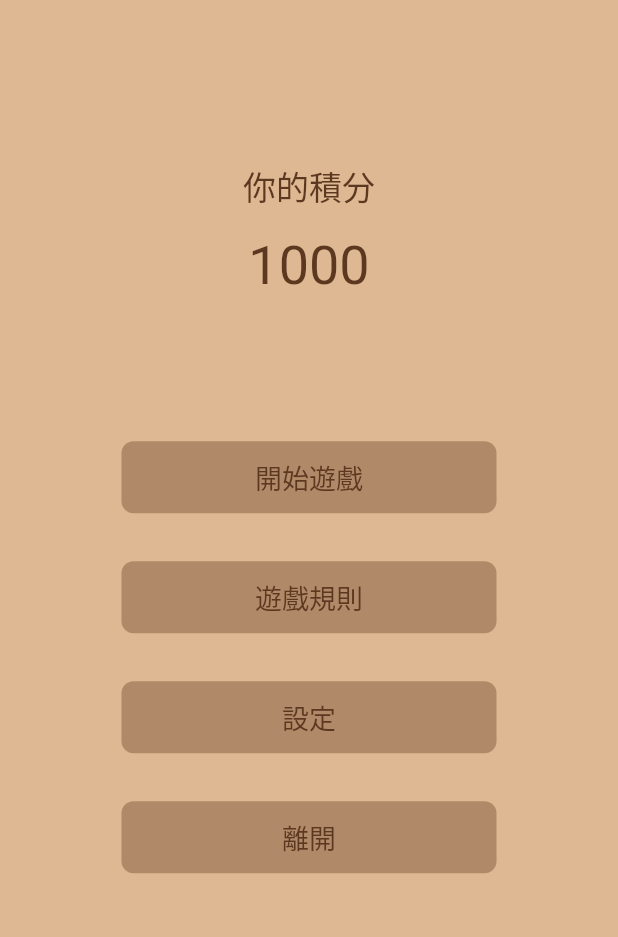
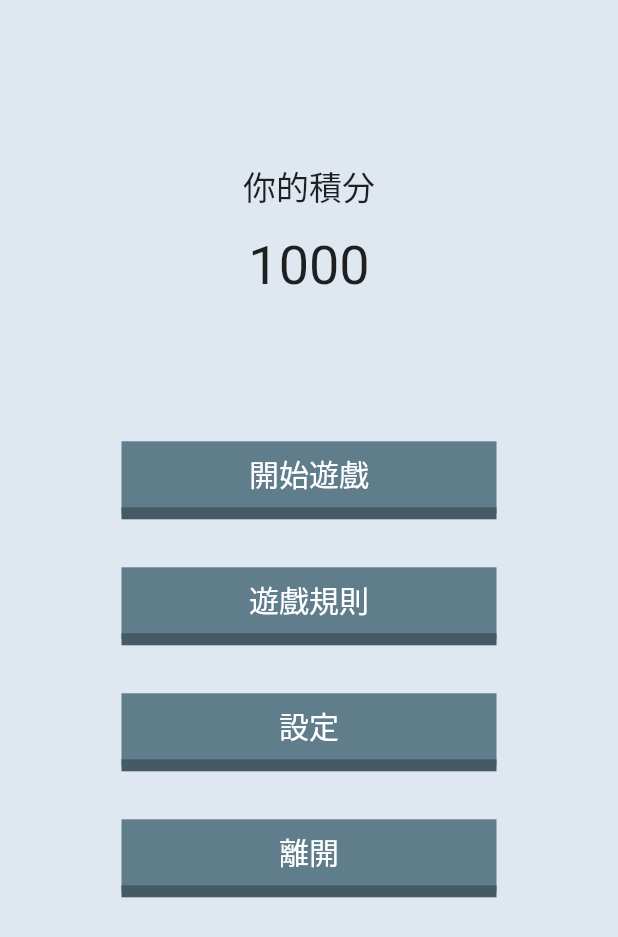
Before and after one commit to JohnsonHuang555/schrodinger-s_box, a Flutter app: the screen it shows after launch, after a tap on "TAP TO PLAY", on a phone screen of 412 x 824 dp. Shown: the top 937 px of the screen. Run offline on Flutter 3.47's test engine with Material 2 defaults, Android fonts, the phone set to English and light mode, and no system bars; our stand-ins replace audioplayers, firebase_core, firebase_crashlytics, flutter_staggered_animations, go_router, google_mobile_ads and 2 more; missing offline and left inert: function_tree, games_services; accounts and stored records are empty.

Commit message:
add fancy button ui

```diff
--- a/lib/main.dart
+++ b/lib/main.dart
@@ -251,17 +251,17 @@ class MyApp extends StatelessWidget {
           return MaterialApp.router(
             debugShowCheckedModeBanner: false,
             title: 'Flutter Demo',
-            theme: ThemeData.from(
-              colorScheme: ColorScheme.fromSeed(
-                seedColor: palette.darkPen,
-                background: palette.backgroundMain,
-              ),
-              textTheme: TextTheme(
-                bodyMedium: TextStyle(
-                  color: palette.text,
-                ),
-              ),
-            ),
+            // theme: ThemeData.from(
+            //   colorScheme: ColorScheme.fromSeed(
+            //     seedColor: palette.darkPen,
+            //     background: palette.backgroundMain,
+            //   ),
+            //   textTheme: TextTheme(
+            //     bodyMedium: TextStyle(
+            //       color: palette.text,
+            //     ),
+            //   ),
+            // ),
             routeInformationProvider: _router.routeInformationProvider,
             routeInformationParser: _router.routeInformationParser,
             routerDelegate: _router.routerDelegate,
--- a/lib/src/components/custom_button.dart
+++ /dev/null
@@ -1,68 +0,0 @@
-import 'package:flutter/material.dart';
-import 'package:provider/provider.dart';
-import '../style/palette.dart';
-
-class CustomButton extends StatelessWidget {
-  final String title;
-  final VoidCallback onTap;
-
-  const CustomButton({super.key, required this.title, required this.onTap});
-
-  @override
-  Widget build(BuildContext context) {
-    final palette = context.watch<Palette>();
-
-    return Container(
-      decoration: BoxDecoration(
-        color: palette.secondary,
-        borderRadius: BorderRadius.circular(8.0),
-        // boxShadow: const [
-        //   BoxShadow(
-        //     color: Colors.grey,
-        //     offset: Offset(1.0, 2.0),
-        //     blurRadius: 8.0,
-        //     spreadRadius: 2.0,
-        //   )
-        // ],
-      ),
-      child: SizedBox(
-        height: 48,
-        child: Stack(
-          children: [
-            Row(
-              children: [
-                // Container(
-                //   width: 48.0,
-                //   height: 48.0,
-                //   alignment: Alignment.centerLeft,
-                //   decoration: BoxDecoration(
-                //     color: Colors.deepPurple,
-                //     borderRadius: BorderRadius.circular(8),
-                //   ),
-                //   child: const Center(
-                //     child: Icon(Icons.settings, color: Colors.white),
-                //   ),
-                // ),
-                Expanded(
-                  child: Center(
-                    child: Text(
-                      title,
-                      style: TextStyle(fontSize: 18),
-                    ),
-                  ),
-                ),
-              ],
-            ),
-            Material(
-              type: MaterialType.transparency,
-              child: InkWell(
-                onTap: onTap,
-                borderRadius: BorderRadius.circular(8.0),
-              ),
-            ),
-          ],
-        ),
-      ),
-    );
-  }
-}
--- /dev/null
+++ b/lib/src/components/fancy_button.dart
@@ -0,0 +1,172 @@
+import 'package:flutter/material.dart';
+
+/// Creates a simple flat 3d button with a click animation.
+class FancyButton extends StatefulWidget {
+  const FancyButton({
+    super.key,
+    required this.onPressed,
+    required this.child,
+    this.color,
+    this.padding = const EdgeInsets.symmetric(horizontal: 14.0, vertical: 7.0),
+    this.elevation = 5.0,
+    this.clickDuration = const Duration(milliseconds: 150),
+    this.mouseCursor = SystemMouseCursors.click,
+  });
+
+  /// Callback to execute when the flat button is pressed.
+  final void Function() onPressed;
+
+  /// Padding elements inside the flat button.
+  ///
+  /// Defaults to 7.0 vertically and 14.0 horizontally
+  final EdgeInsetsGeometry padding;
+
+  /// Color of the flat button, bottom color is derived from the given color as the shade700
+  ///
+  /// Defaults to the current [Theme.of(context).colorScheme.primary] color.
+  final MaterialColor? color;
+
+  /// Elevation for the flat button.
+  ///
+  /// Defaults to 5.0
+  final double elevation;
+
+  /// The duration to animate the click.
+  ///
+  /// Defaults to 150 milliseconds.
+  final Duration clickDuration;
+
+  /// The cursor for a mouse pointer when it enters or is hovering over the flat button.
+  ///
+  /// Defaults to [SystemMouseCursors.click]
+  final MouseCursor mouseCursor;
+
+  /// The button's label.
+  ///
+  /// Often a [Text] widget or [Icon] widget.
+  final Widget child;
+
+  /// Flat 3D button with an [Icon] as it's label with the given [icon]
+  ///
+  /// The icon is padded by horizontally 2.5 logical pixels and vertically 5 logical pixels.
+  /// The icon has a default color of white.
+  factory FancyButton.icon({
+    Key? key,
+    required void Function() onPressed,
+    required IconData icon,
+    MaterialColor? color,
+    EdgeInsets padding,
+    double elevation,
+    Duration clickDuration,
+    MouseCursor mouseCursor,
+    Color iconColor,
+  }) = _Flat3dIconButton;
+
+  /// Create a simple flat 3D button with a [Text] as it's label with the given [text] content.
+  ///
+  /// The text is padded by horizontally 14 logical pixels and vertically 7 logical pixels.
+  /// The text has a default color of white.
+  factory FancyButton.text({
+    Key? key,
+    required void Function() onPressed,
+    required String text,
+    MaterialColor? color,
+    EdgeInsets padding,
+    double elevation,
+    Duration clickDuration,
+    MouseCursor mouseCursor,
+    Color textColor,
+  }) = _Flat3dTextButton;
+
+  @override
+  State<FancyButton> createState() => _Flat3dButtonState();
+}
+
+class _Flat3dButtonState extends State<FancyButton> {
+  late double _elevation;
+  @override
+  void initState() {
+    _elevation = widget.elevation;
+    super.initState();
+  }
+
+  @override
+  Widget build(BuildContext context) {
+    final MaterialColor color = widget.color ??
+        (Theme.of(context).colorScheme.primary as MaterialColor);
+    return GestureDetector(
+      onTap: widget.onPressed,
+      onTapDown: (_) {
+        setState(() {
+          _elevation = 0;
+        });
+      },
+      onTapUp: (_) {
+        setState(() {
+          _elevation = widget.elevation;
+        });
+      },
+      child: MouseRegion(
+        cursor: widget.mouseCursor,
+        child: AnimatedContainer(
+          margin: EdgeInsets.only(top: widget.elevation - _elevation),
+          duration: widget.clickDuration,
+          decoration: BoxDecoration(
+            color: color,
+            border: Border(
+              bottom: BorderSide(
+                color: color.shade700,
+                width: _elevation,
+              ),
+            ),
+          ),
+          padding: widget.padding,
+          child: widget.child,
+        ),
+      ),
+    );
+  }
+}
+
+class _Flat3dIconButton extends FancyButton {
+  _Flat3dIconButton({
+    super.key,
+    required super.onPressed,
+    required IconData icon,
+    EdgeInsets super.padding =
+        const EdgeInsets.symmetric(horizontal: 5, vertical: 2.5),
+    super.color,
+    super.elevation,
+    super.clickDuration,
+    super.mouseCursor,
+    Color iconColor = Colors.white,
+  }) : super(
+          child: Icon(
+            icon,
+            color: iconColor,
+          ),
+        );
+}
+
+class _Flat3dTextButton extends FancyButton {
+  _Flat3dTextButton({
+    super.key,
+    required super.onPressed,
+    required String text,
+    super.color,
+    EdgeInsets super.padding,
+    super.elevation,
+    super.clickDuration,
+    super.mouseCursor,
+    Color textColor = Colors.white,
+  }) : super(
+          child: Text(
+            text,
+            textAlign: TextAlign.center,
+            style: TextStyle(
+              color: textColor,
+              fontSize: 20,
+            ),
+          ),
+        );
+}
--- a/lib/src/level_selection/level_selection_screen.dart
+++ b/lib/src/level_selection/level_selection_screen.dart
@@ -3,12 +3,12 @@
 // BSD-style license that can be found in the LICENSE file.
 
 import 'package:flutter/material.dart';
+import 'package:game_template/src/components/fancy_button.dart';
 import 'package:go_router/go_router.dart';
 import 'package:provider/provider.dart';
 
 import '../audio/audio_controller.dart';
 import '../audio/sounds.dart';
-import '../components/custom_button.dart';
 import '../player_progress/player_progress.dart';
 import '../style/palette.dart';
 import '../style/responsive_screen.dart';
@@ -57,35 +57,57 @@ class LevelSelectionScreen extends StatelessWidget {
                   Container(
                     width: 250,
                     margin: EdgeInsets.all(16),
-                    child: CustomButton(
-                      title: '開始遊戲',
-                      onTap: () {
-                        GoRouter.of(context).push('/playSession');
+                    child: FancyButton.text(
+                      color: Colors.blueGrey,
+                      onPressed: () {
+                        Future.delayed(Duration(milliseconds: 300), () {
+                          GoRouter.of(context).push('/playSession');
+                        });
                       },
+                      text: '開始遊戲',
+                      elevation: 8,
                     ),
                   ),
                   Container(
                     width: 250,
                     margin: EdgeInsets.all(16),
-                    child: CustomButton(
-                      title: '遊戲規則',
-                      onTap: () {},
+                    child: FancyButton.text(
+                      color: Colors.blueGrey,
+                      onPressed: () {
+                        Future.delayed(Duration(milliseconds: 300), () {
+                          // GoRouter.of(context).push('/playSession');
+                        });
+                      },
+                      text: '遊戲規則',
+                      elevation: 8,
                     ),
                   ),
                   Container(
                     width: 250,
                     margin: EdgeInsets.all(16),
-                    child: CustomButton(
-                      title: '設定',
-                      onTap: () {},
+                    child: FancyButton.text(
+                      color: Colors.blueGrey,
+                      onPressed: () {
+                        Future.delayed(Duration(milliseconds: 300), () {
+                          // GoRouter.of(context).push('/playSession');
+                        });
+                      },
+                      text: '設定',
+                      elevation: 8,
                     ),
                   ),
                   Container(
                     width: 250,
                     margin: EdgeInsets.all(16),
-                    child: CustomButton(
-                      title: '離開',
-                      onTap: () {},
+                    child: FancyButton.text(
+                      color: Colors.blueGrey,
+                      onPressed: () {
+                        Future.delayed(Duration(milliseconds: 300), () {
+                          // GoRouter.of(context).push('/playSession');
+                        });
+                      },
+                      text: '離開',
+                      elevation: 8,
                     ),
                   ),
                 ],
--- a/lib/src/main_menu/main_menu_screen.dart
+++ b/lib/src/main_menu/main_menu_screen.dart
@@ -24,20 +24,15 @@ class MainMenuScreen extends StatelessWidget {
     final audioController = context.watch<AudioController>();
 
     return Scaffold(
-      backgroundColor: Color(0xffD19626),
+      backgroundColor: Color(0xff7d8ca8),
       body: ResponsiveScreen(
           mainAreaProminence: 0.45,
           squarishMainArea: Center(
-            child: Transform.rotate(
-              angle: -0.1,
-              child: const Text(
-                'Schrodinger\'s Box',
-                textAlign: TextAlign.center,
-                style: TextStyle(
-                  fontFamily: 'Permanent Marker',
-                  fontSize: 50,
-                  height: 1,
-                ),
+            child: SizedBox(
+              width: 200,
+              child: Image.asset(
+                'assets/images/logo.png',
+                // semanticLabel: 'LOGO',
               ),
             ),
           ),
--- a/lib/src/style/palette.dart
+++ b/lib/src/style/palette.dart
@@ -35,9 +35,11 @@ class Palette {
   Color get backgroundSettings => const Color(0xffbfc8e3);
   Color get trueWhite => const Color(0xffEDE0D4);
 
-  Color get primary => const Color(0xffddb892);
-  Color get secondary => const Color(0xffb08968);
-  Color get text => const Color(0xff5D3820);
+  Color get primary => const Color(0xffdfe7f0);
+  Color get secondary => const Color(0xff7d8ca8);
+  Color get text => const Color(0xff303233);
   Color get alert => const Color(0xffbb474f);
   Color get warning => const Color(0xffd1bfb0);
 }
+
+// #dfe7f0 #7d8ca8
```
Also changed, not shown: assets/images/logo.png (added).
